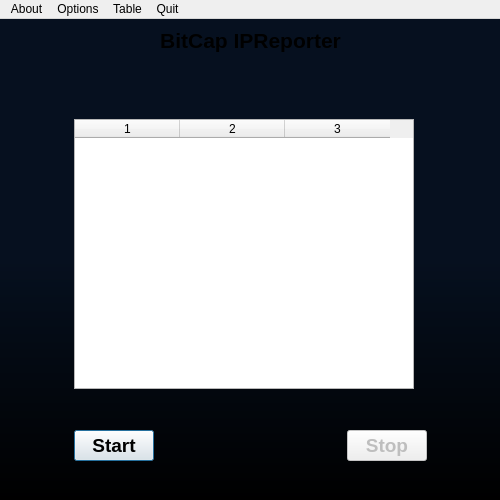
Above: src/ui/MainWindow.ui from bitcap-co/bitcap-ipr before the change. Below: the same form after it.
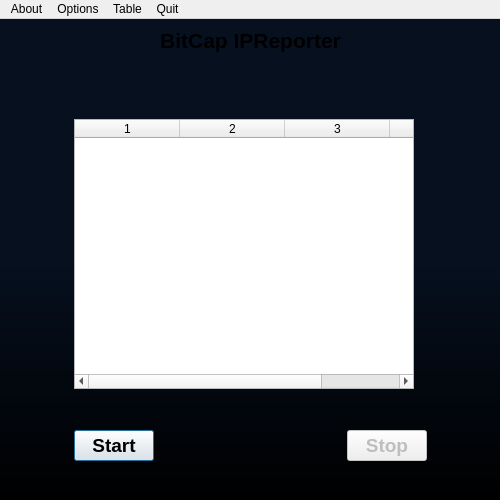
That is the form after the change.

Commit message: add serial column

Diff of the .ui file:
```diff
--- a/src/ui/MainWindow.ui
+++ b/src/ui/MainWindow.ui
@@ -162,7 +162,7 @@
          <bool>true</bool>
         </property>
         <property name="columnCount">
-         <number>3</number>
+         <number>4</number>
         </property>
         <attribute name="horizontalHeaderDefaultSectionSize">
          <number>105</number>
```
The commit also changes 2 other files.
